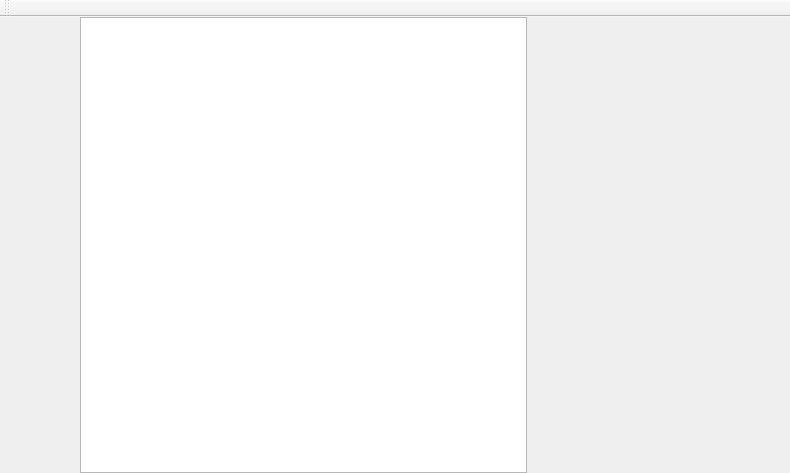
LambdaXIII/PaciQt, file PaciMainWindow/pacimainwindow.ui: the form before one commit.
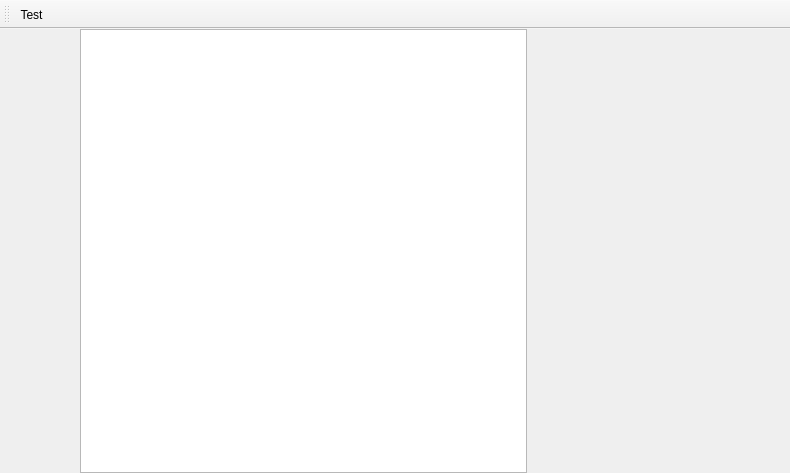
The form after the commit. Custom widgets are drawn as their Qt base class.

Patch:
```diff
--- a/PaciMainWindow/pacimainwindow.ui
+++ b/PaciMainWindow/pacimainwindow.ui
@@ -88,7 +88,13 @@
    <attribute name="toolBarBreak">
     <bool>false</bool>
    </attribute>
+   <addaction name="actionTest"/>
   </widget>
+  <action name="actionTest">
+   <property name="text">
+    <string>Test</string>
+   </property>
+  </action>
  </widget>
  <layoutdefault spacing="6" margin="11"/>
  <customwidgets>
@@ -98,6 +104,12 @@
    <header>timecodeclock.h</header>
    <container>1</container>
   </customwidget>
+  <customwidget>
+   <class>TrackSideBar</class>
+   <extends>QWidget</extends>
+   <header>widgets/tracksidebar.h</header>
+   <container>1</container>
+  </customwidget>
  </customwidgets>
  <resources/>
  <connections/>
```
Left out of the diff: 2 changed lines with no effect on the pictures.
